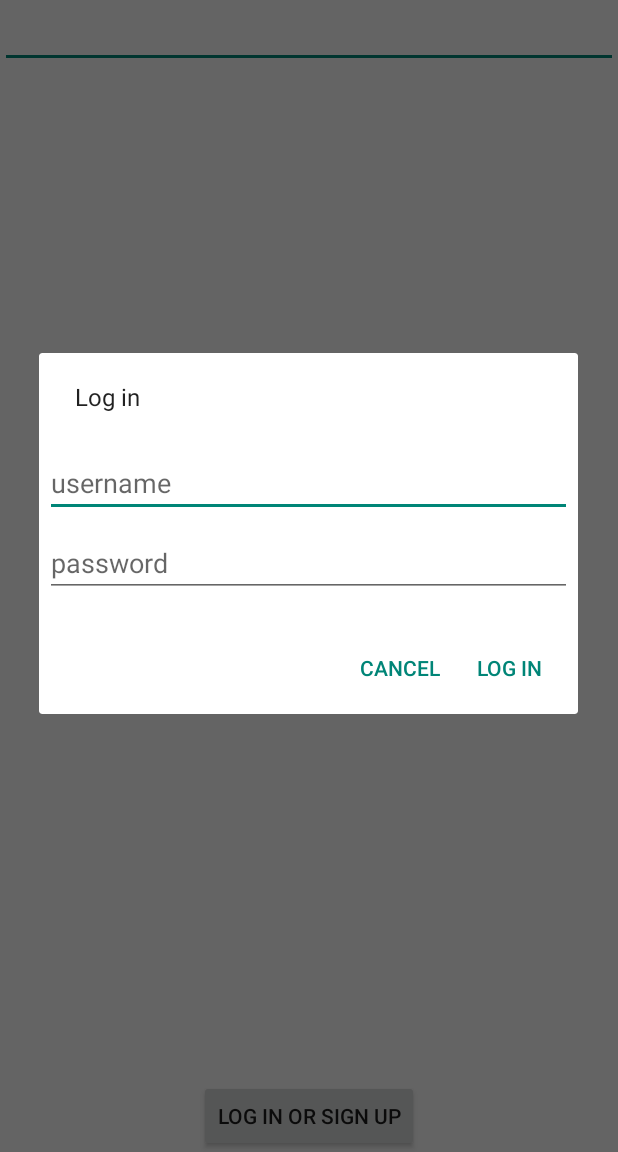
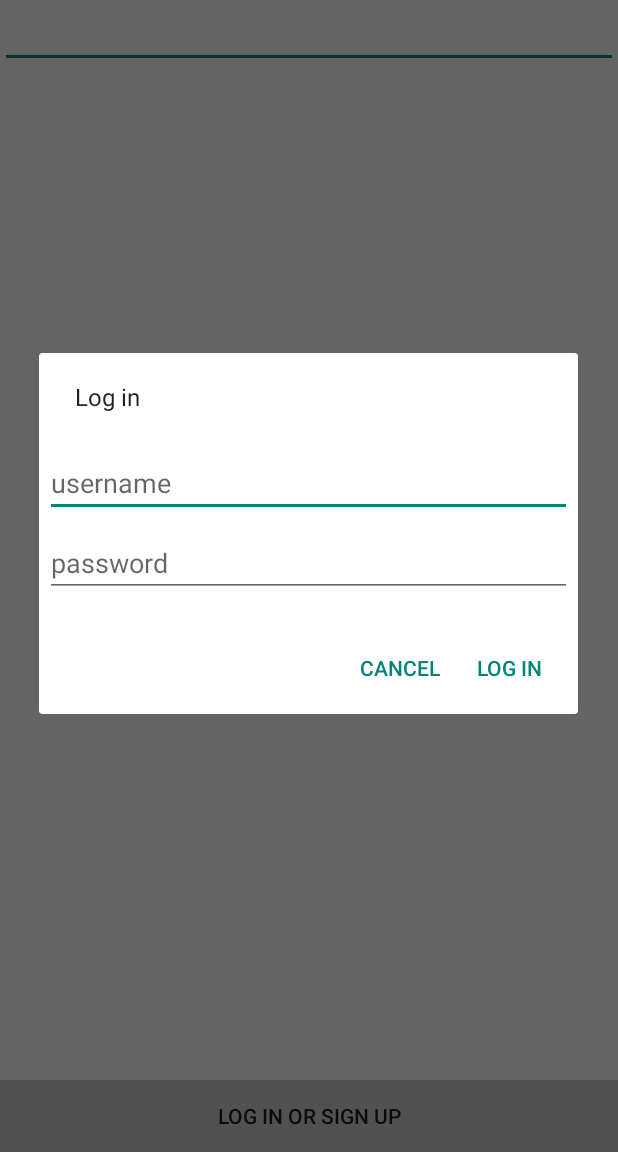
Before and after one commit to GoodApps/CloudTime, an Android app: the screen it shows after launch (MainActivity), after a tap on "LOG IN OR SIGN UP", on a phone screen of 412 x 824 dp, the part 84-1236 px from its top. Run offline under Robolectric (Android 15) with nearby library versions, the phone set to English and light mode, and no system bars; libraries missing offline, so code that uses them is left out: rx.android.schedulers; 7 statements that could not run were skipped.

Commit message:
Background for login button.

```diff
--- /dev/null
+++ b/Android/app/src/main/res/drawable/button_background.xml
@@ -0,0 +1,15 @@
+<?xml version="1.0" encoding="utf-8"?>
+<selector xmlns:android="http://schemas.android.com/apk/res/android">
+
+    <item android:state_pressed="true">
+        <shape>
+            <solid android:color="#ddd" />
+        </shape>
+    </item>
+    <item>
+        <shape>
+            <solid android:color="#ccc" />
+        </shape>
+    </item>
+
+</selector>
--- a/Android/app/src/main/res/layout/main_activity.xml
+++ b/Android/app/src/main/res/layout/main_activity.xml
@@ -23,10 +23,13 @@
         android:layout_width="match_parent"
         android:layout_height="0dp"
         android:layout_weight="1" />
+
     <Button
-            android:layout_width="wrap_content"
-            android:layout_height="wrap_content"
-            android:text="Log In or Sign Up"
-            android:id="@+id/login_button" android:layout_gravity="center_horizontal"/>
+        android:id="@+id/login_button"
+        android:layout_width="match_parent"
+        android:layout_height="wrap_content"
+        android:layout_gravity="center_horizontal"
+        android:background="@drawable/button_background"
+        android:text="Log In or Sign Up" />
 
 </LinearLayout>
```
